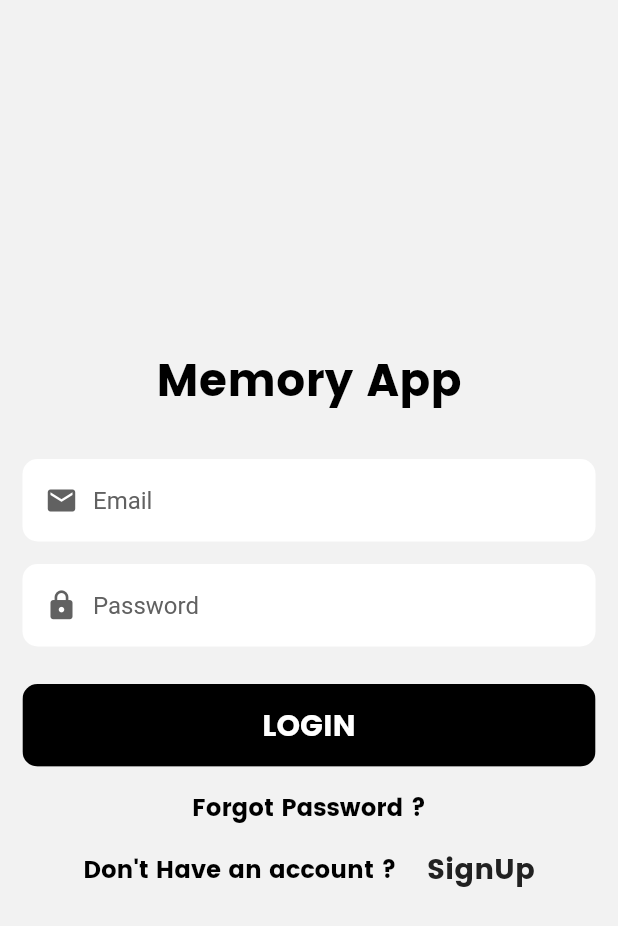
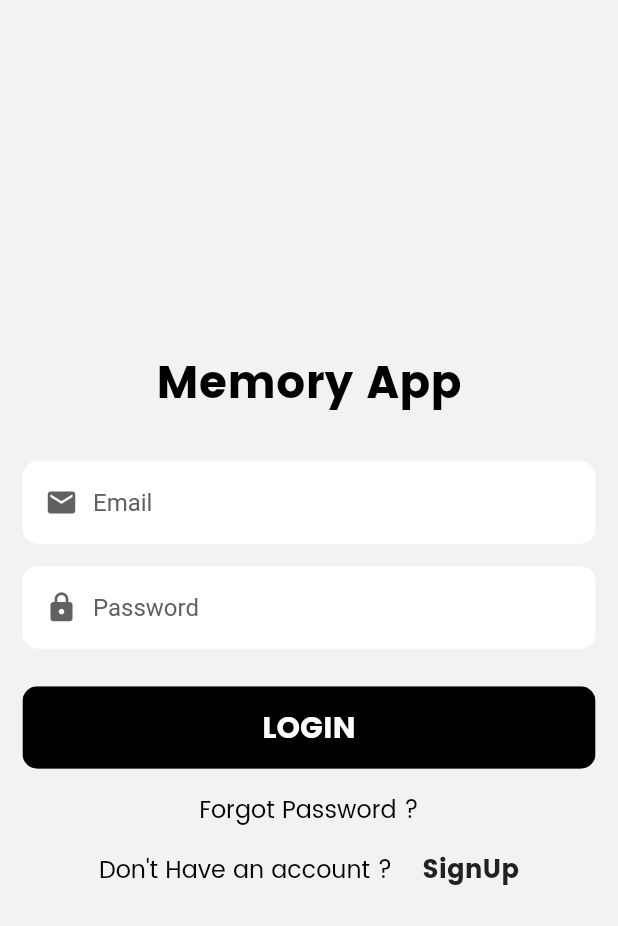
Before and after one commit to jahidul96/Memory_ShareApp_Flutter, a Flutter app: the screen it shows after launch, after a tap on "Login", on a phone screen of 412 x 824 dp. Shown: the top 926 px of the screen. Run offline on Flutter 3.47's test engine with Material 2 defaults, Android fonts, the phone set to English and light mode, and no system bars; our stand-ins replace cloud_firestore, firebase_auth, firebase_core, firebase_storage, image_picker, loading_animation_widget; accounts and stored records are empty.

Commit message:
more simple changes added

```diff
--- a/lib/firebase/auth_fb.dart
+++ b/lib/firebase/auth_fb.dart
@@ -58,6 +58,8 @@
       alertUser(context: context, alertText: "user-not-found");
     } else if (e.code == 'wrong-password') {
       alertUser(context: context, alertText: "wrong credentials");
+    } else {
+      alertUser(context: context, alertText: "something went wrong");
     }
   }
 }
--- a/lib/screens/auth/login.dart
+++ b/lib/screens/auth/login.dart
@@ -1,9 +1,12 @@
+import 'dart:async';
+
 import 'package:flutter/material.dart';
 import 'package:memoryapp/firebase/auth_fb.dart';
 import 'package:memoryapp/screens/auth/register.dart';
 import 'package:memoryapp/utils/app_colors.dart';
 import 'package:memoryapp/widgets/confirmation_dialoge_model.dart';
 import 'package:memoryapp/widgets/custome_button.dart';
+import 'package:memoryapp/widgets/simple_reuseable_widgets.dart';
 import 'package:memoryapp/widgets/text_comp.dart';
 import 'package:memoryapp/widgets/text_input_container.dart';
 
@@ -18,12 +21,22 @@
 class _LoginScreenState extends State<LoginScreen> {
   TextEditingController emailController = TextEditingController();
   TextEditingController passwordController = TextEditingController();
+  bool loading = false;
 
   login() {
     if (emailController.text.isEmpty || passwordController.text.isEmpty) {
       return alertUser(context: context, alertText: "Fill All The Fields");
     }
+
+    setState(() {
+      loading = true;
+    });
+    Timer(const Duration(seconds: 4), () {
       loginUser(emailController.text, passwordController.text, context);
+      setState(() {
+        loading = false;
+      });
+    });
   }
 
   @override
@@ -53,30 +66,50 @@
               icon: Icons.lock,
               hintText: "Password",
               inputController: passwordController,
+              secure: true,
             ),
             const SizedBox(height: 25),
-            CustomButton(
-              text: "LOGIN",
+            // lodder component
+            sendinglodingComp(
+              loading: loading,
+              loadderText: "Loggin wait...",
+              btnText: "LOGIN",
               onPressed: () => login(),
             ),
+            // CustomButton(
+            //   text: "LOGIN",
+            //   onPressed: () => login(),
+            // ),
             const SizedBox(height: 15),
+
+            loading
+                ? Container()
+                : Column(
+                    children: [
                       Center(
-              child: TextComp(text: "Forgot Password ?"),
+                        child: TextComp(
+                          text: "Forgot Password ?",
+                          fontweight: FontWeight.normal,
+                        ),
                       ),
                       const SizedBox(height: 15),
                       Row(
                         crossAxisAlignment: CrossAxisAlignment.center,
                         mainAxisAlignment: MainAxisAlignment.center,
                         children: [
-                TextComp(text: "Don't Have an account ?"),
+                          TextComp(
+                            text: "Don't Have an account ?",
+                            fontweight: FontWeight.normal,
+                          ),
                           const SizedBox(width: 20),
                           InkWell(
                             onTap: () {
-                    Navigator.pushNamed(context, RegisterScreen.routeName);
+                              Navigator.pushNamed(
+                                  context, RegisterScreen.routeName);
                             },
                             child: TextComp(
                               text: "SignUp",
-                    size: 19,
+                              size: 17,
                               color: AppColors.appbarColor,
                             ),
                           ),
@@ -84,6 +117,8 @@
                       )
                     ],
                   ),
+          ],
+        ),
       ),
     );
   }
--- a/lib/screens/auth/register.dart
+++ b/lib/screens/auth/register.dart
@@ -71,6 +71,7 @@
               icon: Icons.lock,
               hintText: "Password",
               inputController: passwordController,
+              secure: true,
             ),
             const SizedBox(height: 25),
             CustomButton(
@@ -82,7 +83,10 @@
               crossAxisAlignment: CrossAxisAlignment.center,
               mainAxisAlignment: MainAxisAlignment.center,
               children: [
-                TextComp(text: "Have an account ?"),
+                TextComp(
+                  text: "Have an account ?",
+                  fontweight: FontWeight.normal,
+                ),
                 const SizedBox(width: 20),
                 InkWell(
                   onTap: () {
@@ -90,7 +94,7 @@
                   },
                   child: TextComp(
                     text: "Login",
-                    size: 19,
+                    size: 17,
                     color: AppColors.appbarColor,
                   ),
                 ),
--- a/lib/screens/post.dart
+++ b/lib/screens/post.dart
@@ -192,7 +192,9 @@
                 selectGroup()
                 : Container(),
 
-            const SizedBox(height: 30),
+            widget.canSelectGroup
+                ? const SizedBox(height: 30)
+                : const SizedBox(height: 0),
 
 // description input
             Padding(
--- a/lib/widgets/text_input_container.dart
+++ b/lib/widgets/text_input_container.dart
@@ -5,12 +5,14 @@
   TextEditingController inputController;
   IconData icon;
   String hintText;
+  bool secure;
 
   ContainerTextInput(
       {super.key,
       required this.icon,
       required this.hintText,
-      required this.inputController});
+      required this.inputController,
+      this.secure = false});
 
   @override
   Widget build(BuildContext context) {
@@ -33,6 +35,7 @@
             const SizedBox(width: 10),
             Expanded(
               child: TextField(
+                obscureText: secure,
                 controller: inputController,
                 decoration: InputDecoration(
                   hintStyle: TextStyle(color: AppColors.greyColor),
```
Also changed, not shown: lib/screens/auth/add_pic.dart (+1 -55 lines), lib/screens/comment.dart (+4 -4 lines). Lines whose indentation alone changed are shown as unchanged.
